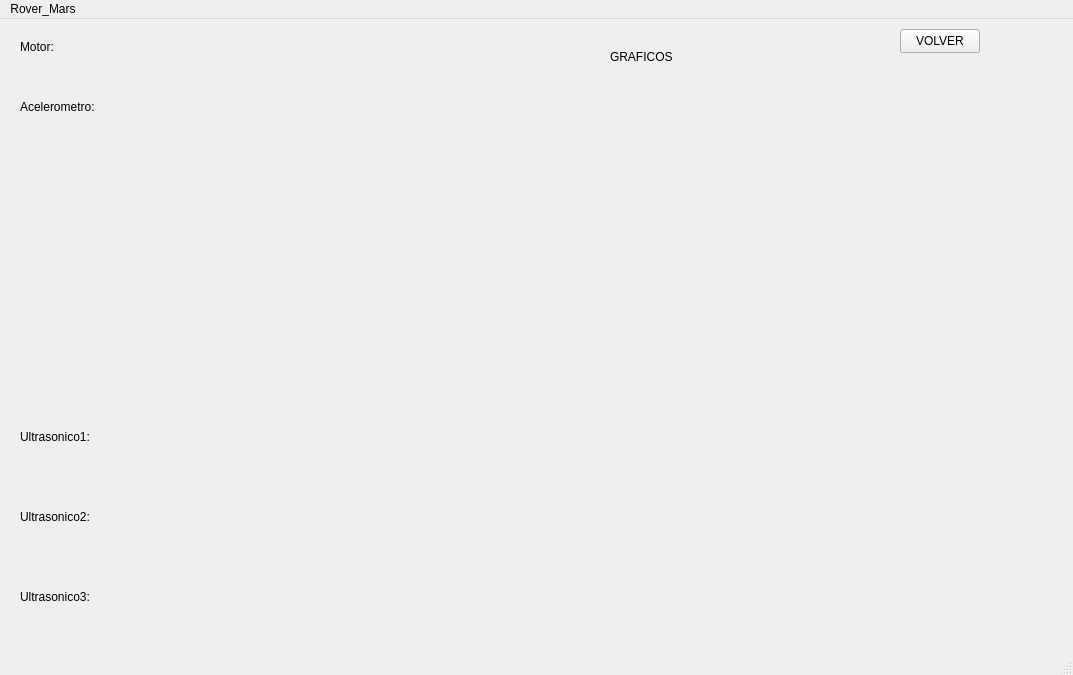
This is Qt_code/rover_mars/mainwindow.ui in fjuanes-ai/TPI as Qt 5 draws it before an edit. The edited form follows.
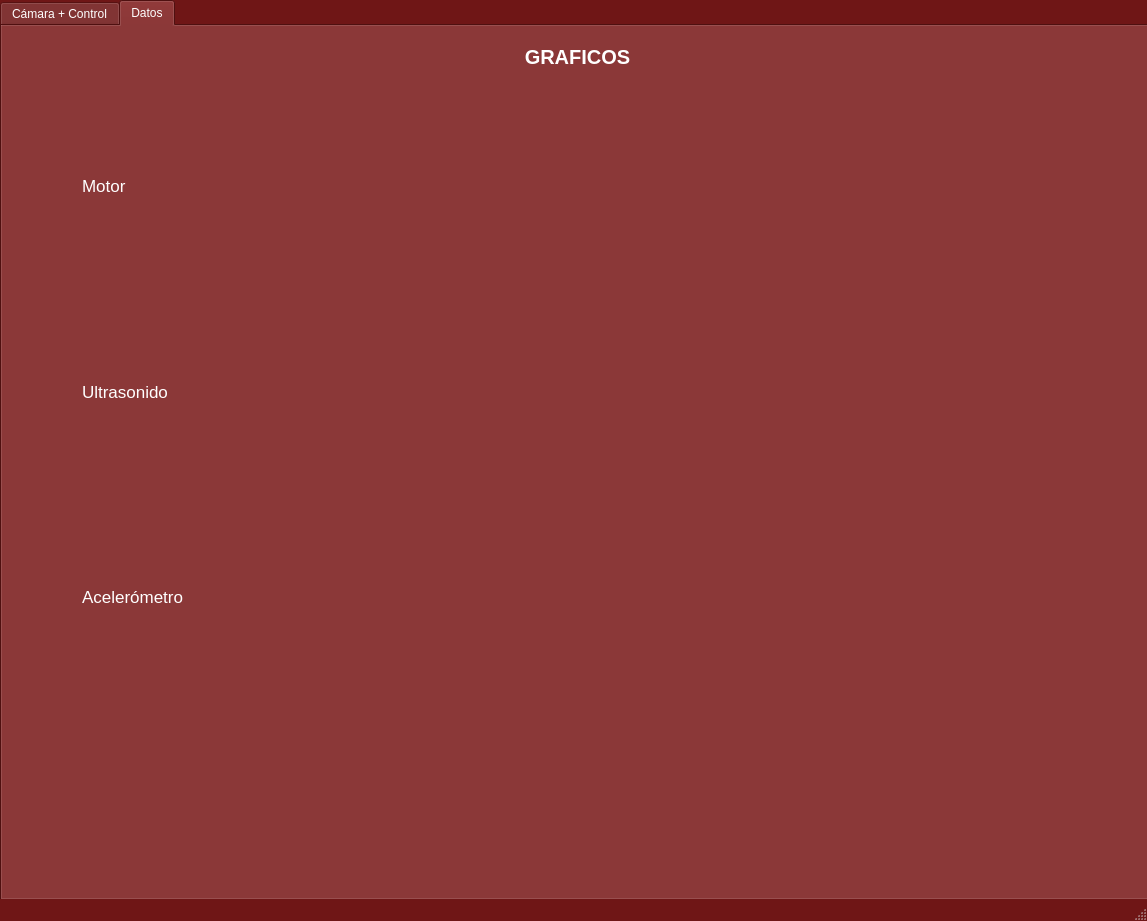
This is the edited form. The open tabs and pages were chosen to show the change. Icons and pictures are not drawn.

```diff
--- a/Qt_code/rover_mars/mainwindow.ui
+++ b/Qt_code/rover_mars/mainwindow.ui
@@ -6,40 +6,514 @@
    <rect>
     <x>0</x>
     <y>0</y>
-    <width>1073</width>
-    <height>675</height>
+    <width>1147</width>
+    <height>921</height>
    </rect>
   </property>
+  <property name="palette">
+   <palette>
+    <active>
+     <colorrole role="WindowText">
+      <brush brushstyle="SolidPattern">
+       <color alpha="255">
+        <red>255</red>
+        <green>255</green>
+        <blue>255</blue>
+       </color>
+      </brush>
+     </colorrole>
+     <colorrole role="Button">
+      <brush brushstyle="SolidPattern">
+       <color alpha="255">
+        <red>111</red>
+        <green>22</green>
+        <blue>22</blue>
+       </color>
+      </brush>
+     </colorrole>
+     <colorrole role="Light">
+      <brush brushstyle="SolidPattern">
+       <color alpha="255">
+        <red>166</red>
+        <green>33</green>
+        <blue>33</blue>
+       </color>
+      </brush>
+     </colorrole>
+     <colorrole role="Midlight">
+      <brush brushstyle="SolidPattern">
+       <color alpha="255">
+        <red>138</red>
+        <green>27</green>
+        <blue>27</blue>
+       </color>
+      </brush>
+     </colorrole>
+     <colorrole role="Dark">
+      <brush brushstyle="SolidPattern">
+       <color alpha="255">
+        <red>55</red>
+        <green>11</green>
+        <blue>11</blue>
+       </color>
+      </brush>
+     </colorrole>
+     <colorrole role="Mid">
+      <brush brushstyle="SolidPattern">
+       <color alpha="255">
+        <red>74</red>
+        <green>14</green>
+        <blue>14</blue>
+       </color>
+      </brush>
+     </colorrole>
+     <colorrole role="Text">
+      <brush brushstyle="SolidPattern">
+       <color alpha="255">
+        <red>255</red>
+        <green>255</green>
+        <blue>255</blue>
+       </color>
+      </brush>
+     </colorrole>
+     <colorrole role="BrightText">
+      <brush brushstyle="SolidPattern">
+       <color alpha="255">
+        <red>255</red>
+        <green>255</green>
+        <blue>255</blue>
+       </color>
+      </brush>
+     </colorrole>
+     <colorrole role="ButtonText">
+      <brush brushstyle="SolidPattern">
+       <color alpha="255">
+        <red>255</red>
+        <green>255</green>
+        <blue>255</blue>
+       </color>
+      </brush>
+     </colorrole>
+     <colorrole role="Base">
+      <brush brushstyle="SolidPattern">
+       <color alpha="255">
+        <red>0</red>
+        <green>0</green>
+        <blue>0</blue>
+       </color>
+      </brush>
+     </colorrole>
+     <colorrole role="Window">
+      <brush brushstyle="SolidPattern">
+       <color alpha="255">
+        <red>111</red>
+        <green>22</green>
+        <blue>22</blue>
+       </color>
+      </brush>
+     </colorrole>
+     <colorrole role="Shadow">
+      <brush brushstyle="SolidPattern">
+       <color alpha="255">
+        <red>0</red>
+        <green>0</green>
+        <blue>0</blue>
+       </color>
+      </brush>
+     </colorrole>
+     <colorrole role="AlternateBase">
+      <brush brushstyle="SolidPattern">
+       <color alpha="255">
+        <red>55</red>
+        <green>11</green>
+        <blue>11</blue>
+       </color>
+      </brush>
+     </colorrole>
+     <colorrole role="ToolTipBase">
+      <brush brushstyle="SolidPattern">
+       <color alpha="255">
+        <red>255</red>
+        <green>255</green>
+        <blue>220</blue>
+       </color>
+      </brush>
+     </colorrole>
+     <colorrole role="ToolTipText">
+      <brush brushstyle="SolidPattern">
+       <color alpha="255">
+        <red>0</red>
+        <green>0</green>
+        <blue>0</blue>
+       </color>
+      </brush>
+     </colorrole>
+     <colorrole role="PlaceholderText">
+      <brush brushstyle="SolidPattern">
+       <color alpha="127">
+        <red>255</red>
+        <green>255</green>
+        <blue>255</blue>
+       </color>
+      </brush>
+     </colorrole>
+     <colorrole role="Accent">
+      <brush brushstyle="SolidPattern">
+       <color alpha="255">
+        <red>0</red>
+        <green>0</green>
+        <blue>0</blue>
+       </color>
+      </brush>
+     </colorrole>
+    </active>
+    <inactive>
+     <colorrole role="WindowText">
+      <brush brushstyle="SolidPattern">
+       <color alpha="255">
+        <red>255</red>
+        <green>255</green>
+        <blue>255</blue>
+       </color>
+      </brush>
+     </colorrole>
+     <colorrole role="Button">
+      <brush brushstyle="SolidPattern">
+       <color alpha="255">
+        <red>111</red>
+        <green>22</green>
+        <blue>22</blue>
+       </color>
+      </brush>
+     </colorrole>
+     <colorrole role="Light">
+      <brush brushstyle="SolidPattern">
+       <color alpha="255">
+        <red>166</red>
+        <green>33</green>
+        <blue>33</blue>
+       </color>
+      </brush>
+     </colorrole>
+     <colorrole role="Midlight">
+      <brush brushstyle="SolidPattern">
+       <color alpha="255">
+        <red>138</red>
+        <green>27</green>
+        <blue>27</blue>
+       </color>
+      </brush>
+     </colorrole>
+     <colorrole role="Dark">
+      <brush brushstyle="SolidPattern">
+       <color alpha="255">
+        <red>55</red>
+        <green>11</green>
+        <blue>11</blue>
+       </color>
+      </brush>
+     </colorrole>
+     <colorrole role="Mid">
+      <brush brushstyle="SolidPattern">
+       <color alpha="255">
+        <red>74</red>
+        <green>14</green>
+        <blue>14</blue>
+       </color>
+      </brush>
+     </colorrole>
+     <colorrole role="Text">
+      <brush brushstyle="SolidPattern">
+       <color alpha="255">
+        <red>255</red>
+        <green>255</green>
+        <blue>255</blue>
+       </color>
+      </brush>
+     </colorrole>
+     <colorrole role="BrightText">
+      <brush brushstyle="SolidPattern">
+       <color alpha="255">
+        <red>255</red>
+        <green>255</green>
+        <blue>255</blue>
+       </color>
+      </brush>
+     </colorrole>
+     <colorrole role="ButtonText">
+      <brush brushstyle="SolidPattern">
+       <color alpha="255">
+        <red>255</red>
+        <green>255</green>
+        <blue>255</blue>
+       </color>
+      </brush>
+     </colorrole>
+     <colorrole role="Base">
+      <brush brushstyle="SolidPattern">
+       <color alpha="255">
+        <red>0</red>
+        <green>0</green>
+        <blue>0</blue>
+       </color>
+      </brush>
+     </colorrole>
+     <colorrole role="Window">
+      <brush brushstyle="SolidPattern">
+       <color alpha="255">
+        <red>111</red>
+        <green>22</green>
+        <blue>22</blue>
+       </color>
+      </brush>
+     </colorrole>
+     <colorrole role="Shadow">
+      <brush brushstyle="SolidPattern">
+       <color alpha="255">
+        <red>0</red>
+        <green>0</green>
+        <blue>0</blue>
+       </color>
+      </brush>
+     </colorrole>
+     <colorrole role="AlternateBase">
+      <brush brushstyle="SolidPattern">
+       <color alpha="255">
+        <red>55</red>
+        <green>11</green>
+        <blue>11</blue>
+       </color>
+      </brush>
+     </colorrole>
+     <colorrole role="ToolTipBase">
+      <brush brushstyle="SolidPattern">
+       <color alpha="255">
+        <red>255</red>
+        <green>255</green>
+        <blue>220</blue>
+       </color>
+      </brush>
+     </colorrole>
+     <colorrole role="ToolTipText">
+      <brush brushstyle="SolidPattern">
+       <color alpha="255">
+        <red>0</red>
+        <green>0</green>
+        <blue>0</blue>
+       </color>
+      </brush>
+     </colorrole>
+     <colorrole role="PlaceholderText">
+      <brush brushstyle="SolidPattern">
+       <color alpha="127">
+        <red>255</red>
+        <green>255</green>
+        <blue>255</blue>
+       </color>
+      </brush>
+     </colorrole>
+     <colorrole role="Accent">
+      <brush brushstyle="SolidPattern">
+       <color alpha="255">
+        <red>0</red>
+        <green>0</green>
+        <blue>0</blue>
+       </color>
+      </brush>
+     </colorrole>
+    </inactive>
+    <disabled>
+     <colorrole role="WindowText">
+      <brush brushstyle="SolidPattern">
+       <color alpha="255">
+        <red>55</red>
+        <green>11</green>
+        <blue>11</blue>
+       </color>
+      </brush>
+     </colorrole>
+     <colorrole role="Button">
+      <brush brushstyle="SolidPattern">
+       <color alpha="255">
+        <red>111</red>
+        <green>22</green>
+        <blue>22</blue>
+       </color>
+      </brush>
+     </colorrole>
+     <colorrole role="Light">
+      <brush brushstyle="SolidPattern">
+       <color alpha="255">
+        <red>166</red>
+        <green>33</green>
+        <blue>33</blue>
+       </color>
+      </brush>
+     </colorrole>
+     <colorrole role="Midlight">
+      <brush brushstyle="SolidPattern">
+       <color alpha="255">
+        <red>138</red>
+        <green>27</green>
+        <blue>27</blue>
+       </color>
+      </brush>
+     </colorrole>
+     <colorrole role="Dark">
+      <brush brushstyle="SolidPattern">
+       <color alpha="255">
+        <red>55</red>
+        <green>11</green>
+        <blue>11</blue>
+       </color>
+      </brush>
+     </colorrole>
+     <colorrole role="Mid">
+      <brush brushstyle="SolidPattern">
+       <color alpha="255">
+        <red>74</red>
+        <green>14</green>
+        <blue>14</blue>
+       </color>
+      </brush>
+     </colorrole>
+     <colorrole role="Text">
+      <brush brushstyle="SolidPattern">
+       <color alpha="255">
+        <red>55</red>
+        <green>11</green>
+        <blue>11</blue>
+       </color>
+      </brush>
+     </colorrole>
+     <colorrole role="BrightText">
+      <brush brushstyle="SolidPattern">
+       <color alpha="255">
+        <red>255</red>
+        <green>255</green>
+        <blue>255</blue>
+       </color>
+      </brush>
+     </colorrole>
+     <colorrole role="ButtonText">
+      <brush brushstyle="SolidPattern">
+       <color alpha="255">
+        <red>55</red>
+        <green>11</green>
+        <blue>11</blue>
+       </color>
+      </brush>
+     </colorrole>
+     <colorrole role="Base">
+      <brush brushstyle="SolidPattern">
+       <color alpha="255">
+        <red>111</red>
+        <green>22</green>
+        <blue>22</blue>
+       </color>
+      </brush>
+     </colorrole>
+     <colorrole role="Window">
+      <brush brushstyle="SolidPattern">
+       <color alpha="255">
+        <red>111</red>
+        <green>22</green>
+        <blue>22</blue>
+       </color>
+      </brush>
+     </colorrole>
+     <colorrole role="Shadow">
+      <brush brushstyle="SolidPattern">
+       <color alpha="255">
+        <red>0</red>
+        <green>0</green>
+        <blue>0</blue>
+       </color>
+      </brush>
+     </colorrole>
+     <colorrole role="AlternateBase">
+      <brush brushstyle="SolidPattern">
+       <color alpha="255">
+        <red>111</red>
+        <green>22</green>
+        <blue>22</blue>
+       </color>
+      </brush>
+     </colorrole>
+     <colorrole role="ToolTipBase">
+      <brush brushstyle="SolidPattern">
+       <color alpha="255">
+        <red>255</red>
+        <green>255</green>
+        <blue>220</blue>
+       </color>
+      </brush>
+     </colorrole>
+     <colorrole role="ToolTipText">
+      <brush brushstyle="SolidPattern">
+       <color alpha="255">
+        <red>0</red>
+        <green>0</green>
+        <blue>0</blue>
+       </color>
+      </brush>
+     </colorrole>
+     <colorrole role="PlaceholderText">
+      <brush brushstyle="SolidPattern">
+       <color alpha="127">
+        <red>55</red>
+        <green>11</green>
+        <blue>11</blue>
+       </color>
+      </brush>
+     </colorrole>
+     <colorrole role="Accent">
+      <brush brushstyle="SolidPattern">
+       <color alpha="255">
+        <red>78</red>
+        <green>15</green>
+        <blue>15</blue>
+       </color>
+      </brush>
+     </colorrole>
+    </disabled>
+   </palette>
+  </property>
   <property name="windowTitle">
-   <string>MainWindow</string>
+   <string>Mars Rover - Control</string>
+  </property>
+  <property name="windowIcon">
+   <iconset theme="QIcon::ThemeIcon::InputGaming"/>
+  </property>
+  <property name="autoFillBackground">
+   <bool>false</bool>
+  </property>
+  <property name="dockOptions">
+   <set>QMainWindow::DockOption::AllowTabbedDocks|QMainWindow::DockOption::AnimatedDocks</set>
   </property>
   <widget class="QWidget" name="centralwidget">
-   <widget class="QStackedWidget" name="stackedWidget">
+   <widget class="QTabWidget" name="tabWidget">
     <property name="geometry">
      <rect>
-      <x>10</x>
-      <y>10</y>
-      <width>1051</width>
-      <height>641</height>
+      <x>0</x>
+      <y>0</y>
+      <width>1151</width>
+      <height>901</height>
      </rect>
     </property>
+    <property name="maximumSize">
+     <size>
+      <width>16777215</width>
+      <height>16777215</height>
+     </size>
+    </property>
     <property name="currentIndex">
      <number>0</number>
     </property>
-    <widget class="QWidget" name="Pagina1">
-     <widget class="QLabel" name="label">
-      <property name="geometry">
-       <rect>
-        <x>20</x>
-        <y>70</y>
-        <width>49</width>
-        <height>16</height>
-       </rect>
-      </property>
-      <property name="text">
-       <string>CAMARA</string>
-      </property>
-     </widget>
+    <widget class="QWidget" name="tab_cam">
+     <attribute name="title">
+      <string>Cámara + Control</string>
+     </attribute>
      <widget class="QPushButton" name="pushButtonConectar">
       <property name="geometry">
        <rect>
@@ -180,123 +654,15 @@
       </property>
      </widget>
     </widget>
-    <widget class="QWidget" name="Pagina2">
-     <widget class="QLabel" name="labelAccel">
+    <widget class="QWidget" name="tab_datos">
+     <attribute name="title">
+      <string>Datos</string>
+     </attribute>
+     <widget class="QLabel" name="label_logo_02">
       <property name="geometry">
        <rect>
-        <x>10</x>
-        <y>70</y>
-        <width>181</width>
-        <height>16</height>
-       </rect>
-      </property>
-      <property name="text">
-       <string>Acelerometro:</string>
-      </property>
-     </widget>
-     <widget class="QWidget" name="widgetGraficoAccel" native="true">
-      <property name="geometry">
-       <rect>
-        <x>300</x>
-        <y>50</y>
-        <width>661</width>
-        <height>271</height>
-       </rect>
-      </property>
-     </widget>
-     <widget class="QLabel" name="label_2">
-      <property name="geometry">
-       <rect>
-        <x>600</x>
-        <y>20</y>
-        <width>71</width>
-        <height>16</height>
-       </rect>
-      </property>
-      <property name="text">
-       <string>GRAFICOS</string>
-      </property>
-     </widget>
-     <widget class="QLabel" name="labelMotor">
-      <property name="geometry">
-       <rect>
-        <x>10</x>
-        <y>10</y>
-        <width>81</width>
-        <height>16</height>
-       </rect>
-      </property>
-      <property name="text">
-       <string>Motor:</string>
-      </property>
-     </widget>
-     <widget class="QLabel" name="labelUltra">
-      <property name="geometry">
-       <rect>
-        <x>10</x>
-        <y>400</y>
-        <width>231</width>
-        <height>16</height>
-       </rect>
-      </property>
-      <property name="text">
-       <string>Ultrasonico1:</string>
-      </property>
-     </widget>
-     <widget class="QLabel" name="labelUltra_2">
-      <property name="geometry">
-       <rect>
-        <x>10</x>
-        <y>480</y>
-        <width>231</width>
-        <height>16</height>
-       </rect>
-      </property>
-      <property name="text">
-       <string>Ultrasonico2:</string>
-      </property>
-     </widget>
-     <widget class="QLabel" name="labelUltra_3">
-      <property name="geometry">
-       <rect>
-        <x>10</x>
-        <y>560</y>
-        <width>231</width>
-        <height>16</height>
-       </rect>
-      </property>
-      <property name="text">
-       <string>Ultrasonico3:</string>
-      </property>
-     </widget>
-     <widget class="QPushButton" name="pushButtonVolver">
-      <property name="geometry">
-       <rect>
-        <x>890</x>
-        <y>0</y>
-        <width>80</width>
-        <height>24</height>
-       </rect>
-      </property>
-      <property name="text">
-       <string>VOLVER</string>
-      </property>
-     </widget>
-     <widget class="QWidget" name="widgetGraficoUltra" native="true">
-      <property name="geometry">
-       <rect>
-        <x>300</x>
-        <y>340</y>
-        <width>661</width>
-        <height>291</height>
-       </rect>
-      </property>
-     </widget>
-     <widget class="QLabel" name="labelLogo_2">
-      <property name="geometry">
-       <rect>
-        <x>10</x>
-        <y>250</y>
+        <x>430</x>
+        <y>750</y>
         <width>271</width>
         <height>91</height>
        </rect>
@@ -310,26 +676,100 @@
       <property name="scaledContents">
        <bool>true</bool>
       </property>
+      <property name="alignment">
+       <set>Qt::AlignmentFlag::AlignCenter</set>
+      </property>
+     </widget>
+     <widget class="QLabel" name="label_graficos_txt">
+      <property name="geometry">
+       <rect>
+        <x>450</x>
+        <y>10</y>
+        <width>251</width>
+        <height>41</height>
+       </rect>
+      </property>
+      <property name="font">
+       <font>
+        <pointsize>15</pointsize>
+        <bold>true</bold>
+       </font>
+      </property>
+      <property name="text">
+       <string>GRAFICOS</string>
+      </property>
+      <property name="alignment">
+       <set>Qt::AlignmentFlag::AlignCenter</set>
+      </property>
+     </widget>
+     <widget class="QWidget" name="">
+      <property name="geometry">
+       <rect>
+        <x>80</x>
+        <y>60</y>
+        <width>971</width>
+        <height>611</height>
+       </rect>
+      </property>
+      <layout class="QHBoxLayout" name="horizontalLayout" stretch="0,10">
+       <item>
+        <layout class="QVBoxLayout" name="verticalLayout_2">
+         <item>
+          <widget class="QLabel" name="label_motor_txt">
+           <property name="font">
+            <font>
+             <pointsize>13</pointsize>
+            </font>
+           </property>
+           <property name="text">
+            <string>Motor</string>
+           </property>
+          </widget>
+         </item>
+         <item>
+          <widget class="QLabel" name="label_ultrasonido_txt">
+           <property name="font">
+            <font>
+             <pointsize>13</pointsize>
+            </font>
+           </property>
+           <property name="text">
+            <string>Ultrasonido</string>
+           </property>
+          </widget>
+         </item>
+         <item>
+          <widget class="QLabel" name="label_acelerometro_txt">
+           <property name="font">
+            <font>
+             <pointsize>13</pointsize>
+            </font>
+           </property>
+           <property name="text">
+            <string>Acelerómetro</string>
+           </property>
+          </widget>
+         </item>
+        </layout>
+       </item>
+       <item>
+        <layout class="QVBoxLayout" name="verticalLayout">
+         <item>
+          <widget class="QWidget" name="widgetGraficoMotor" native="true"/>
+         </item>
+         <item>
+          <widget class="QWidget" name="widgetGraficoUltra" native="true"/>
+         </item>
+         <item>
+          <widget class="QWidget" name="widgetGraficoAccel" native="true"/>
+         </item>
+        </layout>
+       </item>
+      </layout>
      </widget>
     </widget>
    </widget>
   </widget>
-  <widget class="QMenuBar" name="menubar">
-   <property name="geometry">
-    <rect>
-     <x>0</x>
-     <y>0</y>
-     <width>1073</width>
-     <height>21</height>
-    </rect>
-   </property>
-   <widget class="QMenu" name="menuRover_Mars">
-    <property name="title">
-     <string>Rover_Mars</string>
-    </property>
-   </widget>
-   <addaction name="menuRover_Mars"/>
-  </widget>
   <widget class="QStatusBar" name="statusbar"/>
  </widget>
  <resources>
```
Left out of the diff: 184 changed lines with no effect on the pictures.
